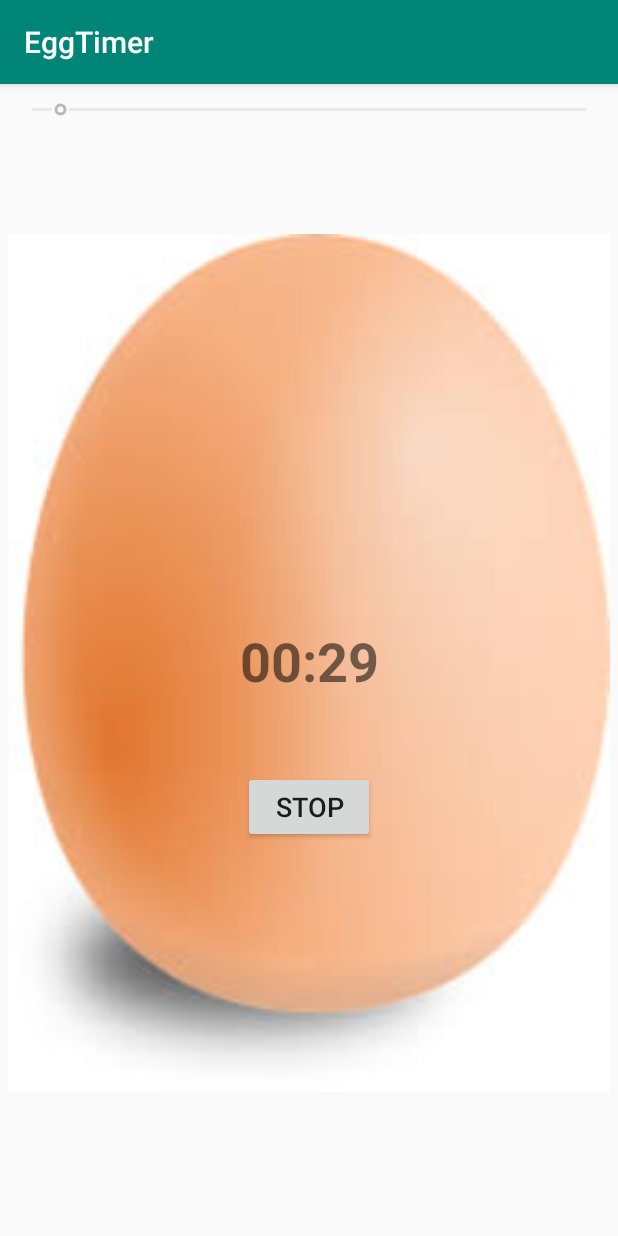
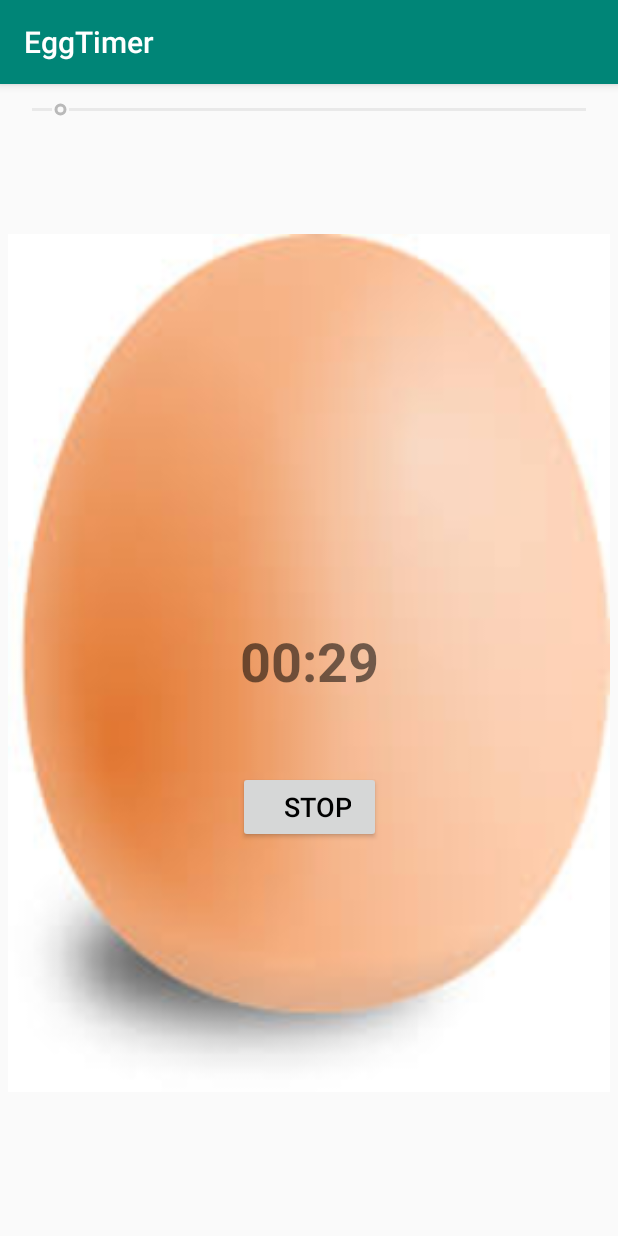
Before and after one commit to deepakrout/EggTimer, an Android app: the screen it shows after launch (MainActivity), after a tap on "GO", on a phone screen of 412 x 824 dp. Run offline under Robolectric (Android 15) with nearby library versions, the phone set to English and light mode, and no system bars.

Commit message:
Added comments

```diff
--- a/app/src/main/java/com/iappstogo/eggtimer/MainActivity.java
+++ b/app/src/main/java/com/iappstogo/eggtimer/MainActivity.java
@@ -50,6 +50,7 @@ public class MainActivity extends AppCompatActivity {
         }
     }
 
+    //Method to reset timer
     private void resetTimer() {
         timerTextView.setText("00:30");
         timerSeekBar.setProgress(30);
@@ -60,6 +61,7 @@ public class MainActivity extends AppCompatActivity {
     }
 
 
+    //Update timer method
     public void updateTimer(int secondsLeft) {
         int minutes = secondsLeft / 60;
         int seconds = secondsLeft - (minutes * 60);
--- a/app/src/main/res/layout/activity_main.xml
+++ b/app/src/main/res/layout/activity_main.xml
@@ -56,7 +56,10 @@
         android:layout_height="wrap_content"
         android:layout_marginTop="49dp"
         android:onClick="btnClick"
+        android:paddingLeft="30sp"
+        android:paddingRight="20sp"
         android:text="Go"
+        android:textColor="@android:color/black"
         android:textSize="18sp"
         app:layout_constraintEnd_toEndOf="parent"
         app:layout_constraintHorizontal_bias="0.5"
```
